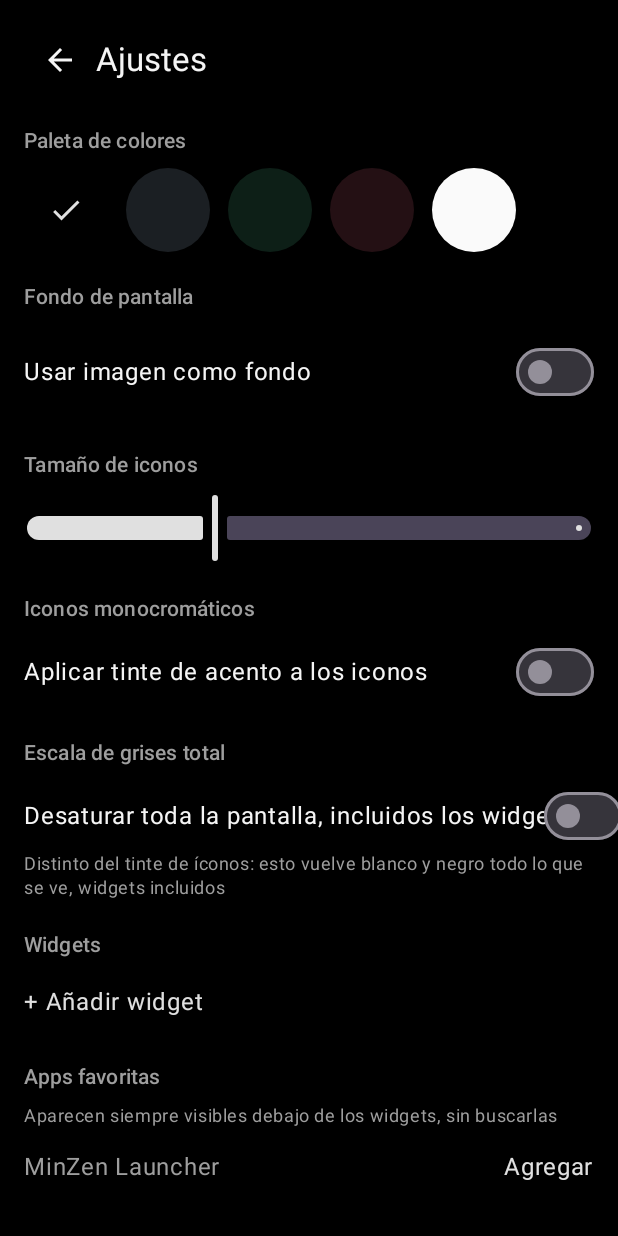
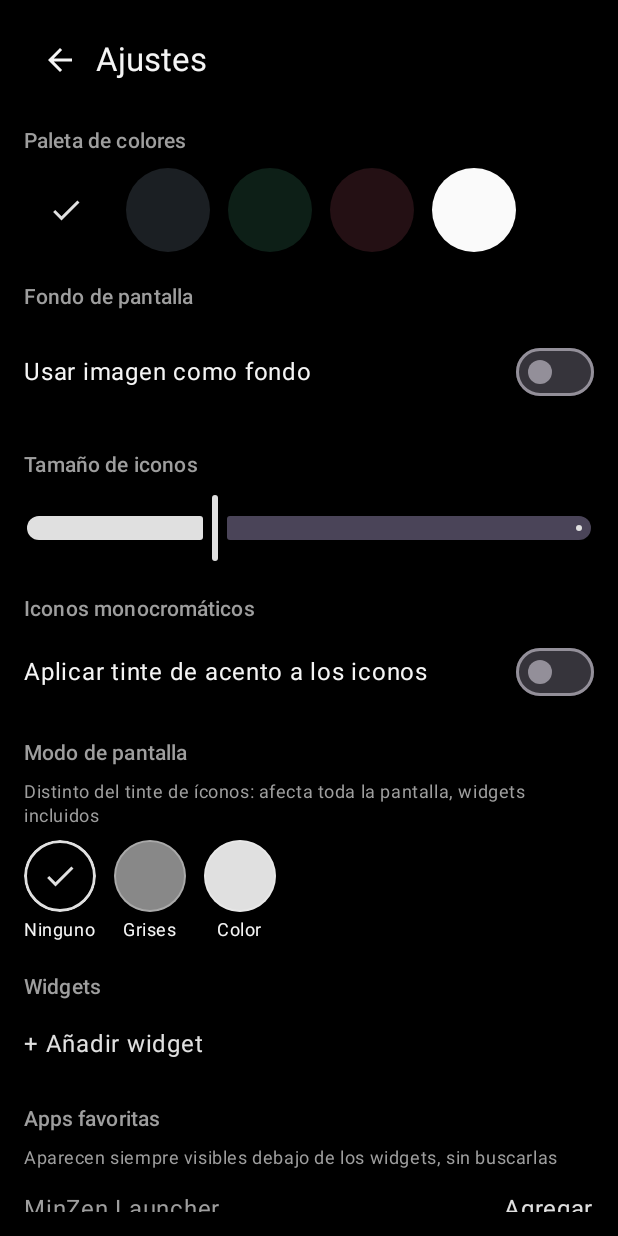
Before and after one commit to Staticum/prueba, an Android app built with Jetpack Compose: the screen it shows after launch (MainActivity), after a tap on "Ajustes", on a phone screen of 412 x 824 dp. Run offline under Robolectric (Android 15) with nearby library versions, the phone set to English and light mode, and no system bars; pictures from the network do not load.

Commit message:
Add colored duotone screen tint mode alongside grayscale
Replaced the boolean grayscale toggle with a 3-way "Modo de pantalla"
picker (Ninguno / Grises / Color) in Settings. Color mode reuses the
same setLayerType(LAYER_TYPE_HARDWARE, paint) approach as grayscale -
still needed to reach native widget Views - but chains a second
ColorMatrix after the desaturating one that scales each RGB channel by
the current palette's accent color, producing a duotone tinted in
whatever color the user has as their accent (change the palette to
change the tint).

```diff
--- a/launcher/src/main/java/com/staticum/niagaralauncher/MainActivity.kt
+++ b/launcher/src/main/java/com/staticum/niagaralauncher/MainActivity.kt
@@ -27,6 +27,7 @@ import androidx.compose.runtime.mutableStateOf
 import androidx.compose.runtime.remember
 import androidx.compose.runtime.setValue
 import androidx.compose.ui.Modifier
+import androidx.compose.ui.graphics.toArgb
 import androidx.compose.ui.platform.LocalContext
 import androidx.core.content.FileProvider
 import androidx.lifecycle.compose.collectAsStateWithLifecycle
@@ -140,7 +141,7 @@ class MainActivity : ComponentActivity() {
                                 onClearWallpaper = { settingsViewModel.setUseWallpaper(false) },
                                 onIconSizeChange = settingsViewModel::setIconSizeFactor,
                                 onMonochromeChange = settingsViewModel::setMonochromeIcons,
-                                onGrayscaleChange = settingsViewModel::setGrayscaleMode,
+                                onScreenTintModeChange = settingsViewModel::setScreenTintMode,
                                 onToggleHidden = { app, hidden -> homeViewModel.toggleHidden(app, hidden) },
                                 onAddWidget = { screenState.value = Screen.WIDGET_PICKER },
                                 onRemoveWidget = { id ->
@@ -172,18 +173,44 @@ class MainActivity : ComponentActivity() {
                 }
             }
 
-            // Grayscale mode desaturates the whole screen as a single rendered layer,
-            // including native widget Views embedded via AndroidView, which a Compose
-            // ColorFilter can't reach since they aren't Compose draw calls.
-            LaunchedEffect(homeState.prefs.grayscaleMode) {
+            // Screen tint desaturates (and optionally re-tints) the whole screen as a
+            // single rendered layer, including native widget Views embedded via
+            // AndroidView, which a Compose ColorFilter can't reach since they aren't
+            // Compose draw calls.
+            val tintMode = homeState.prefs.screenTintMode
+            val tintAccent = homeState.prefs.palette.accent
+            LaunchedEffect(tintMode, tintAccent) {
                 val contentRoot = findViewById<ViewGroup>(android.R.id.content)
-                if (homeState.prefs.grayscaleMode) {
-                    val grayscalePaint = Paint().apply {
-                        colorFilter = ColorMatrixColorFilter(ColorMatrix().apply { setSaturation(0f) })
+                when (tintMode) {
+                    com.staticum.niagaralauncher.data.ScreenTintMode.NONE -> {
+                        contentRoot.setLayerType(View.LAYER_TYPE_NONE, null)
                     }
-                    contentRoot.setLayerType(View.LAYER_TYPE_HARDWARE, grayscalePaint)
-                } else {
-                    contentRoot.setLayerType(View.LAYER_TYPE_NONE, null)
+                    com.staticum.niagaralauncher.data.ScreenTintMode.GRAYSCALE -> {
+                        val paint = Paint().apply {
+                            colorFilter = ColorMatrixColorFilter(ColorMatrix().apply { setSaturation(0f) })
+                        }
+                        contentRoot.setLayerType(View.LAYER_TYPE_HARDWARE, paint)
+                    }
+                    com.staticum.niagaralauncher.data.ScreenTintMode.COLOR -> {
+                        // Desaturate first, then scale each channel toward the accent
+                        // color's own channel weights - a cheap duotone: the picture's
+                        // luminance ends up rendered entirely in shades of that color.
+                        val grayscale = ColorMatrix().apply { setSaturation(0f) }
+                        val r = android.graphics.Color.red(tintAccent.toArgb()) / 255f
+                        val g = android.graphics.Color.green(tintAccent.toArgb()) / 255f
+                        val b = android.graphics.Color.blue(tintAccent.toArgb()) / 255f
+                        val tint = ColorMatrix(
+                            floatArrayOf(
+                                r, 0f, 0f, 0f, 0f,
+                                0f, g, 0f, 0f, 0f,
+                                0f, 0f, b, 0f, 0f,
+                                0f, 0f, 0f, 1f, 0f,
+                            ),
+                        )
+                        grayscale.postConcat(tint)
+                        val paint = Paint().apply { colorFilter = ColorMatrixColorFilter(grayscale) }
+                        contentRoot.setLayerType(View.LAYER_TYPE_HARDWARE, paint)
+                    }
                 }
             }
         }
--- a/launcher/src/main/java/com/staticum/niagaralauncher/data/PreferencesRepository.kt
+++ b/launcher/src/main/java/com/staticum/niagaralauncher/data/PreferencesRepository.kt
@@ -15,13 +15,19 @@ private val Context.dataStore by preferencesDataStore(name = "launcher_prefs")
 
 enum class SwipeDirection { UP, DOWN, LEFT, RIGHT }
 
+/** How the whole screen (Compose UI + native widget views) gets desaturated/tinted
+ * via [android.view.View.setLayerType] in MainActivity. NONE leaves colors as-is,
+ * GRAYSCALE is plain black & white, COLOR is a duotone tinted with the current
+ * palette's accent color. */
+enum class ScreenTintMode { NONE, GRAYSCALE, COLOR }
+
 data class LauncherPrefs(
     val paletteId: String = ColorPalette.MATTE_BLACK.id,
     val useWallpaper: Boolean = false,
     val wallpaperUri: String? = null,
     val iconSizeFactor: Float = 1.0f,
     val monochromeIcons: Boolean = false,
-    val grayscaleMode: Boolean = false,
+    val screenTintMode: ScreenTintMode = ScreenTintMode.NONE,
     val hiddenApps: Set<String> = emptySet(),
     val gestureFavorites: Map<SwipeDirection, String> = emptyMap(),
     val favoriteAppKeys: List<String> = emptyList(),
@@ -37,7 +43,7 @@ class PreferencesRepository(private val context: Context) {
         val WALLPAPER_URI = stringPreferencesKey("wallpaper_uri")
         val ICON_SIZE = floatPreferencesKey("icon_size_factor")
         val MONOCHROME = booleanPreferencesKey("monochrome_icons")
-        val GRAYSCALE = booleanPreferencesKey("grayscale_mode")
+        val SCREEN_TINT_MODE = stringPreferencesKey("screen_tint_mode")
         val HIDDEN_APPS = stringSetPreferencesKey("hidden_apps")
         val GESTURE_UP = stringPreferencesKey("gesture_up")
         val GESTURE_DOWN = stringPreferencesKey("gesture_down")
@@ -59,7 +65,9 @@ class PreferencesRepository(private val context: Context) {
             wallpaperUri = prefs[Keys.WALLPAPER_URI],
             iconSizeFactor = prefs[Keys.ICON_SIZE] ?: 1.0f,
             monochromeIcons = prefs[Keys.MONOCHROME] ?: false,
-            grayscaleMode = prefs[Keys.GRAYSCALE] ?: false,
+            screenTintMode = prefs[Keys.SCREEN_TINT_MODE]?.let { raw ->
+                runCatching { ScreenTintMode.valueOf(raw) }.getOrNull()
+            } ?: ScreenTintMode.NONE,
             hiddenApps = prefs[Keys.HIDDEN_APPS] ?: emptySet(),
             gestureFavorites = gestures,
             favoriteAppKeys = prefs[Keys.FAVORITE_APPS]?.split(",")?.filter { it.isNotBlank() } ?: emptyList(),
@@ -88,8 +96,8 @@ class PreferencesRepository(private val context: Context) {
         context.dataStore.edit { it[Keys.MONOCHROME] = enabled }
     }
 
-    suspend fun setGrayscaleMode(enabled: Boolean) {
-        context.dataStore.edit { it[Keys.GRAYSCALE] = enabled }
+    suspend fun setScreenTintMode(mode: ScreenTintMode) {
+        context.dataStore.edit { it[Keys.SCREEN_TINT_MODE] = mode.name }
     }
 
     suspend fun toggleHiddenApp(appKey: String, hidden: Boolean) {
--- a/launcher/src/main/java/com/staticum/niagaralauncher/ui/settings/SettingsScreen.kt
+++ b/launcher/src/main/java/com/staticum/niagaralauncher/ui/settings/SettingsScreen.kt
@@ -2,6 +2,7 @@ package com.staticum.niagaralauncher.ui.settings
 
 import androidx.compose.foundation.Image
 import androidx.compose.foundation.background
+import androidx.compose.foundation.border
 import androidx.compose.foundation.clickable
 import androidx.compose.foundation.layout.Arrangement
 import androidx.compose.foundation.layout.Box
@@ -35,6 +36,7 @@ import androidx.compose.ui.unit.dp
 import androidx.core.graphics.drawable.toBitmap
 import com.staticum.niagaralauncher.data.AppInfo
 import com.staticum.niagaralauncher.data.LauncherPrefs
+import com.staticum.niagaralauncher.data.ScreenTintMode
 import com.staticum.niagaralauncher.ui.theme.ColorPalette
 import com.staticum.niagaralauncher.update.UpdateUiState
 import com.staticum.niagaralauncher.widget.WidgetHostProvider
@@ -50,7 +52,7 @@ fun SettingsScreen(
     onClearWallpaper: () -> Unit,
     onIconSizeChange: (Float) -> Unit,
     onMonochromeChange: (Boolean) -> Unit,
-    onGrayscaleChange: (Boolean) -> Unit,
+    onScreenTintModeChange: (ScreenTintMode) -> Unit,
     onToggleHidden: (AppInfo, Boolean) -> Unit,
     onAddWidget: () -> Unit,
     onRemoveWidget: (Int) -> Unit,
@@ -135,22 +137,49 @@ fun SettingsScreen(
                 }
             }
 
-            item { SectionTitle("Escala de grises total", palette.textSecondary) }
+            item { SectionTitle("Modo de pantalla", palette.textSecondary) }
             item {
                 Column {
-                    Row(
-                        modifier = Modifier.fillMaxWidth(),
-                        horizontalArrangement = Arrangement.SpaceBetween,
-                        verticalAlignment = Alignment.CenterVertically,
-                    ) {
-                        Text("Desaturar toda la pantalla, incluidos los widgets", color = palette.textPrimary)
-                        Switch(checked = state.prefs.grayscaleMode, onCheckedChange = onGrayscaleChange)
-                    }
                     Text(
-                        text = "Distinto del tinte de íconos: esto vuelve blanco y negro todo lo que se ve, widgets incluidos",
+                        text = "Distinto del tinte de íconos: afecta toda la pantalla, widgets incluidos",
                         color = palette.textSecondary,
                         style = MaterialTheme.typography.bodySmall,
+                        modifier = Modifier.padding(bottom = 8.dp),
                     )
+                    Row(horizontalArrangement = Arrangement.spacedBy(12.dp)) {
+                        ScreenTintOption(
+                            label = "Ninguno",
+                            selected = state.prefs.screenTintMode == ScreenTintMode.NONE,
+                            swatchColor = palette.background,
+                            textColor = palette.textPrimary,
+                            accentColor = palette.accent,
+                            onClick = { onScreenTintModeChange(ScreenTintMode.NONE) },
+                        )
+                        ScreenTintOption(
+                            label = "Grises",
+                            selected = state.prefs.screenTintMode == ScreenTintMode.GRAYSCALE,
+                            swatchColor = androidx.compose.ui.graphics.Color.Gray,
+                            textColor = palette.textPrimary,
+                            accentColor = palette.accent,
+                            onClick = { onScreenTintModeChange(ScreenTintMode.GRAYSCALE) },
+                        )
+                        ScreenTintOption(
+                            label = "Color",
+                            selected = state.prefs.screenTintMode == ScreenTintMode.COLOR,
+                            swatchColor = palette.accent,
+                            textColor = palette.textPrimary,
+                            accentColor = palette.accent,
+                            onClick = { onScreenTintModeChange(ScreenTintMode.COLOR) },
+                        )
+                    }
+                    if (state.prefs.screenTintMode == ScreenTintMode.COLOR) {
+                        Text(
+                            text = "Usa el color de acento de la paleta elegida arriba - cambia la paleta para cambiar el tono",
+                            color = palette.textSecondary,
+                            style = MaterialTheme.typography.bodySmall,
+                            modifier = Modifier.padding(top = 8.dp),
+                        )
+                    }
                 }
             }
 
@@ -243,6 +272,46 @@ private fun SectionTitle(text: String, color: androidx.compose.ui.graphics.Color
         style = MaterialTheme.typography.labelLarge,
         modifier = Modifier.padding(top = 20.dp, bottom = 8.dp),
     )
+}
+
+@Composable
+private fun ScreenTintOption(
+    label: String,
+    selected: Boolean,
+    swatchColor: androidx.compose.ui.graphics.Color,
+    textColor: androidx.compose.ui.graphics.Color,
+    accentColor: androidx.compose.ui.graphics.Color,
+    onClick: () -> Unit,
+) {
+    Column(
+        horizontalAlignment = Alignment.CenterHorizontally,
+        modifier = Modifier.clickable(onClick = onClick),
+    ) {
+        Box(
+            modifier = Modifier
+                .size(48.dp)
+                .clip(CircleShape)
+                .background(swatchColor)
+                .then(
+                    if (selected) {
+                        Modifier.border(2.dp, accentColor, CircleShape)
+                    } else {
+                        Modifier.border(1.dp, textColor.copy(alpha = 0.3f), CircleShape)
+                    },
+                ),
+            contentAlignment = Alignment.Center,
+        ) {
+            if (selected) {
+                Icon(Icons.Filled.Check, contentDescription = null, tint = accentColor)
+            }
+        }
+        Text(
+            text = label,
+            color = textColor,
+            style = MaterialTheme.typography.bodySmall,
+            modifier = Modifier.padding(top = 4.dp),
+        )
+    }
 }
 
 @Composable
--- a/launcher/src/main/java/com/staticum/niagaralauncher/ui/settings/SettingsViewModel.kt
+++ b/launcher/src/main/java/com/staticum/niagaralauncher/ui/settings/SettingsViewModel.kt
@@ -4,6 +4,7 @@ import androidx.lifecycle.ViewModel
 import androidx.lifecycle.viewModelScope
 import com.staticum.niagaralauncher.data.LauncherPrefs
 import com.staticum.niagaralauncher.data.PreferencesRepository
+import com.staticum.niagaralauncher.data.ScreenTintMode
 import com.staticum.niagaralauncher.widget.WidgetEntry
 import com.staticum.niagaralauncher.widget.WidgetRepository
 import kotlinx.coroutines.flow.SharingStarted
@@ -43,8 +44,8 @@ class SettingsViewModel(
     fun setMonochromeIcons(enabled: Boolean) =
         viewModelScope.launch { preferencesRepository.setMonochromeIcons(enabled) }
 
-    fun setGrayscaleMode(enabled: Boolean) =
-        viewModelScope.launch { preferencesRepository.setGrayscaleMode(enabled) }
+    fun setScreenTintMode(mode: ScreenTintMode) =
+        viewModelScope.launch { preferencesRepository.setScreenTintMode(mode) }
 
     fun addWidget(id: Int) = viewModelScope.launch { widgetRepository.addWidgetId(id) }
 
```
